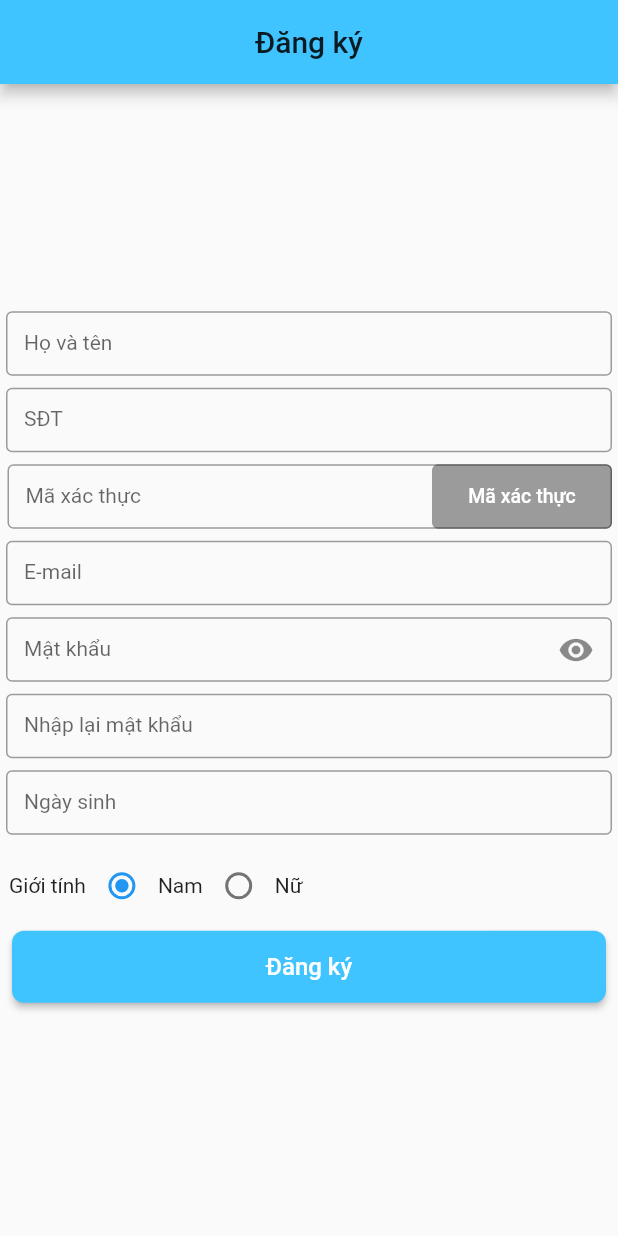
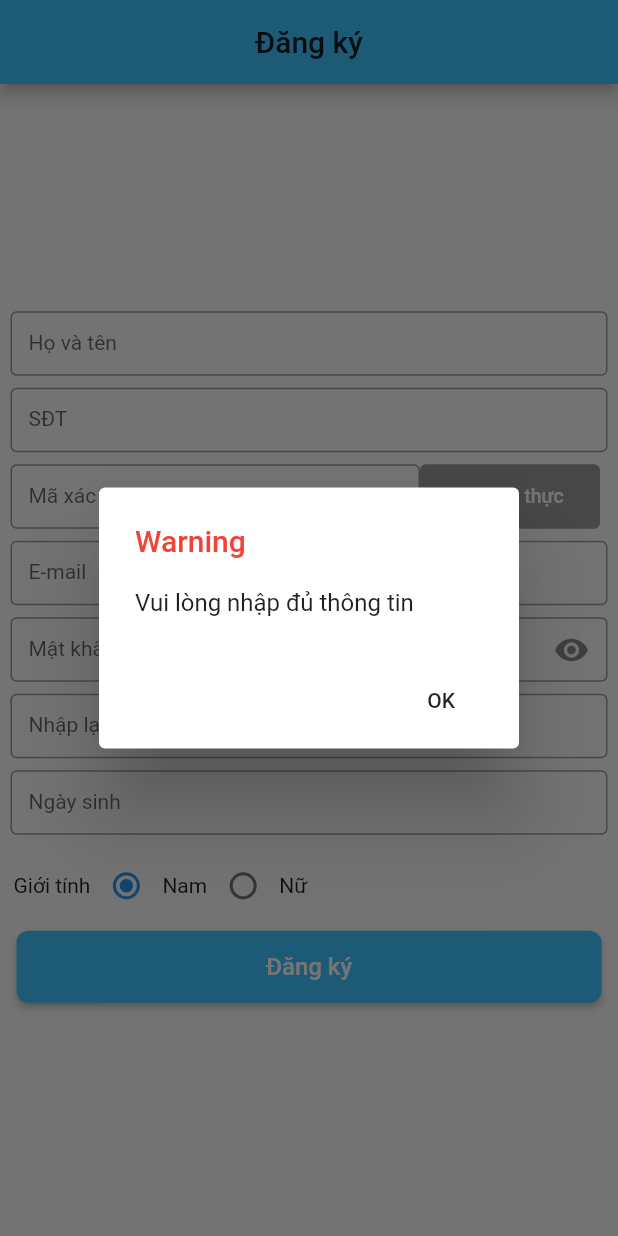
Before and after one commit to Allviss0211/ProjectFPO, a Flutter app: the screen it shows after launch, after a tap on "Đăng ký", on a phone screen of 412 x 824 dp. Run offline on Flutter 3.47's test engine with Material 2 defaults, Android fonts, the phone set to English and light mode, and no system bars; drawn by our look-alikes of datetime_picker_formfield; our stand-ins replace convert, flutter_signin_button.

```diff
--- a/MechaSolution/mecha_solution/lib/Model/SignUpBody.dart
+++ b/MechaSolution/mecha_solution/lib/Model/SignUpBody.dart
@@ -23,6 +23,6 @@ class SignUpBody {
     this.email,
     this.avatar,
     this.score,
-    this.gender,
+    this.gender = 1,
   });
 }
--- a/MechaSolution/mecha_solution/lib/View/Register/RegisterScreen.dart
+++ b/MechaSolution/mecha_solution/lib/View/Register/RegisterScreen.dart
@@ -16,7 +16,26 @@ class Register extends StatefulWidget {
 }
 
 class _RegisterState extends State<Register> {
-  bool _validUsername = false;
+  var _formKey = GlobalKey<FormState>();
+
+  double _height = 43;
+  bool _validFullname = false;
+  bool _validPassword = false;
+  bool _validEmail = false;
+  bool _validRepassword = false;
+  bool _validVerificationcode = false;
+  bool _validPhone = false;
+  bool _validBirthday = false;
+
+  bool _validFullnameCheck = true;
+  bool _validPasswordCheck = true;
+  bool _validEmailCheck = true;
+  bool _validRepasswordCheck = true;
+  bool _validVerificationcodeCheck = true;
+  bool _validPhoneCheck = true;
+  bool _validBirthdayCheck = true;
+
+  bool look = true;
   int nam = 1;
   int nu = 2;
   int group = 1;
@@ -26,24 +45,47 @@ class _RegisterState extends State<Register> {
 
   @override
   Widget build(BuildContext context) {
-    TextField fullname = new TextField(
+    TextFormField fullname = new TextFormField(
       style: TextStyle(color: Colors.lightBlueAccent, fontSize: 14),
-      decoration: InputDecoration(labelText: "Họ và tên", border: OutlineInputBorder(),errorText: _validUsername ? "Chưa nhập tên người dùng" : null),
+      decoration: InputDecoration(
+          labelText: "Họ và tên",
+          border: OutlineInputBorder(),
+          errorText: _validFullname ? "Chưa nhập tên người dùng" : null),
       onChanged: (value) {
         setState(() {
-          value.isEmpty ? _validUsername = true : _validUsername = false;
+          if (value.isEmpty) {
+            setState(() {
+              _validFullname = true;
+            });
+          } else {
+            setState(() {
+              _validFullname = false;
+              _validFullnameCheck = false;
+            });
+          }
           userSignUp.fullname = value.toString();
-          print(value);
         });
       },
     );
 
     TextField phone = new TextField(
       style: TextStyle(color: Colors.lightBlueAccent, fontSize: 14),
-      decoration:
-          InputDecoration(labelText: "SĐT", border: OutlineInputBorder()),
+      decoration: InputDecoration(
+          labelText: "SĐT",
+          border: OutlineInputBorder(),
+          errorText: _validPhone ? "Chưa nhập số điện thoại" : null),
       onChanged: (value) {
         setState(() {
+          if (value.isEmpty) {
+            setState(() {
+              _validPhone = true;
+            });
+          } else {
+            setState(() {
+              _validPhone = false;
+              _validPhoneCheck = false;
+            });
+          }
           userSignUp.phone = value.toString();
         });
       },
@@ -52,37 +94,77 @@ class _RegisterState extends State<Register> {
     TextField verificationcode = new TextField(
       style: TextStyle(color: Colors.lightBlueAccent, fontSize: 14),
       decoration: InputDecoration(
-          labelText: "Mã xác thực", border: OutlineInputBorder()),
+        labelText: "Mã xác thực",
+        border: OutlineInputBorder(),
+      ),
       onChanged: (value) {
         setState(() {
-          userSignUp.avatar = value.toString();
+          if (value.isEmpty) {
+            setState(() {
+              _validVerificationcode = true;
+            });
+          } else {
+            setState(() {
+              _validVerificationcode = false;
+              _validVerificationcodeCheck = false;
+            });
+          }
+          userSignUp.work = value.toString();
         });
       },
     );
 
     TextField email = new TextField(
       style: TextStyle(color: Colors.lightBlueAccent, fontSize: 14),
-      decoration:
-          InputDecoration(labelText: "E-mail", border: OutlineInputBorder()),
+      decoration: InputDecoration(
+          labelText: "E-mail",
+          border: OutlineInputBorder(),
+          errorText: _validEmail ? "Chưa nhập địa chỉ Email" : null),
       onChanged: (value) {
         setState(() {
+          if (value.isEmpty) {
+            setState(() {
+              _validEmail = true;
+            });
+          } else {
+            setState(() {
+              _validEmail = false;
+              _validEmailCheck = false;
+            });
+          }
           userSignUp.email = value.toString();
         });
       },
     );
+
     TextField password = new TextField(
-      obscureText: true,
+      obscureText: look ? true : false,
       style: TextStyle(color: Colors.lightBlueAccent, fontSize: 14),
-      decoration:
-          InputDecoration(labelText: "Mật khẩu", border: OutlineInputBorder(), suffixIcon: Icon(Icons.remove_red_eye)),
+      decoration: InputDecoration(
+          labelText: "Mật khẩu",
+          border: OutlineInputBorder(),
+          suffixIcon: IconButton(
+            icon: Icon(Icons.remove_red_eye),
+            onPressed: () { setState(() => look = !look); },
+          ),
+          errorText: _validPassword ? "Chưa nhập mật khẩu" : null),
       onChanged: (value) {
         setState(() {
+          if (value.isEmpty) {
+            setState(() {
+              _validPassword = true;
+            });
+          } else {
+            setState(() {
+              _validPassword = false;
+              _validPasswordCheck = false;
+            });
+          }
           // đặt trong setState để cập nhật liên tục
           var content = new Utf8Encoder().convert(
               value); // https://stackoverflow.com/questions/47870642/dart-md5-from-string
           userSignUp.password =
               crypto.md5.convert(content).toString(); // convert to MD5
-          print(userSignUp.password);
         });
       },
     );
@@ -91,15 +173,34 @@ class _RegisterState extends State<Register> {
       obscureText: true,
       style: TextStyle(color: Colors.lightBlueAccent, fontSize: 14),
       decoration: InputDecoration(
-          labelText: "Nhập lại mật khẩu", border: OutlineInputBorder()),
+          labelText: "Nhập lại mật khẩu",
+          border: OutlineInputBorder(),
+          errorText:
+              _validRepassword ? "Nhập lại mật khẩu không chính xác" : null),
       onChanged: (value) {
         setState(() {
+          if (value.isEmpty) {
+            setState(() {
+              _validRepassword = true;
+            });
+          } else {
+            _validRepassword = false;
+            _validRepasswordCheck = false;
+          }
           // đặt trong setState để cập nhật liên tục
           var content = new Utf8Encoder().convert(
               value); // https://stackoverflow.com/questions/47870642/dart-md5-from-string
           userSignUp.repassword =
               crypto.md5.convert(content).toString(); // convert to MD5
-          if (userSignUp.repassword != userSignUp.password) {}
+          if (userSignUp.repassword != userSignUp.password) {
+            setState(() {
+              _validRepassword = true;
+            });
+          } else {
+            setState(() {
+              _validRepassword = false;
+            });
+          }
         });
       },
     );
@@ -109,6 +210,7 @@ class _RegisterState extends State<Register> {
         groupValue: group,
         onChanged: (value) {
           setState(() {
+            userSignUp.gender = value;
             group = value;
           });
         });
@@ -117,6 +219,7 @@ class _RegisterState extends State<Register> {
         groupValue: group,
         onChanged: (value) {
           setState(() {
+            userSignUp.gender = value;
             group = value;
           });
         });
@@ -124,17 +227,37 @@ class _RegisterState extends State<Register> {
     DateTimeField birthday = new DateTimeField(
         format: format,
         decoration: InputDecoration(
-            labelText: "Ngày sinh", border: OutlineInputBorder()),
+            labelText: "Ngày sinh",
+            border: OutlineInputBorder(),
+            errorText: _validBirthday ? "Chưa nhập ngày sinh" : null),
         style: TextStyle(fontSize: 14),
+        onChanged: (value) {
+          if (value == null) {
+            setState(() {
+              _validBirthday = true;
+            });
+          } else if (value != null) {
+            setState(() {
+              _validBirthday = false;
+              _validBirthdayCheck = false;
+            });
+          }
+        },
         onShowPicker: (context, value) {
+          if (value == null) {
+            setState(() {
+              _validBirthday = true;
+            });
+          }
           return showDatePicker(
-              context: context,
-              initialDate: value ?? DateTime.now(),
-              firstDate: DateTime(1900),
-              lastDate: DateTime(2500));
+            context: context,
+            initialDate: value ?? DateTime.now(),
+            firstDate: DateTime(1900),
+            lastDate: DateTime(2500),
+          );
         });
 
-    RaisedButton _btnReg = new RaisedButton(
+    RaisedButton _btnRegister = new RaisedButton(
         color: Colors.lightBlueAccent,
         shape: RoundedRectangleBorder(
             borderRadius: BorderRadius.all(Radius.circular(8))),
@@ -143,7 +266,39 @@ class _RegisterState extends State<Register> {
           style: TextStyle(fontSize: 16, color: Colors.white),
         ),
         onPressed: () async {
-          print(userSignUp.password); // bug nhận về null
+          setState(() {
+            if (_validVerificationcode) {
+              showDialog<String>(
+                  context: context,
+                  builder: (BuildContext context) => AlertDialog(
+                        title: const Text("Warning",style: TextStyle(color: Colors.red,),),
+                        content: Text("Chưa nhập mã xác thực",),
+                        actions: <Widget>[
+                          FlatButton(
+                            child: Text("OK"),
+                            onPressed: () => Navigator.pop(context, 'OK'),
+                          )
+                        ],
+                      ));
+            } else
+              if(_validBirthdayCheck || _validRepasswordCheck || _validPasswordCheck || _validEmailCheck || _validPhoneCheck || _validFullnameCheck)
+            {
+              showDialog<String>(
+                  context: context,
+                  builder: (BuildContext context) => AlertDialog(
+                    title: const Text("Warning",style: TextStyle(color: Colors.red,),),
+                    content: Text("Vui lòng nhập đủ thông tin",),
+                    actions: <Widget>[
+                      FlatButton(
+                        child: Text("OK"),
+                        onPressed: () => Navigator.pop(context, 'OK'),
+                      )
+                    ],
+                  ));
+            } else
+              {
+              }
+          });
         });
 
     RaisedButton _btnVerification = new RaisedButton(
@@ -159,9 +314,14 @@ class _RegisterState extends State<Register> {
       Padding(
         padding: const EdgeInsets.all(4.0),
         child: Container(
-          height: 43,
+            height: _validPhone ? 66 : 43, width: 343, child: fullname),
+      ),
+      Padding(
+        padding: const EdgeInsets.all(4.0),
+        child: Container(
+          height: _validPhone ? 66 : 43,
           width: 343,
-          child: fullname,
+          child: phone,
         ),
       ),
       Padding(
@@ -169,30 +329,21 @@ class _RegisterState extends State<Register> {
         child: Container(
           height: 43,
           width: 343,
-          child: phone,
+          child: Row(
+            children: <Widget>[
+              Container(
+                width: 273,
+                child: verificationcode,
+              ),
+              Container(height: 43, width: 120, child: _btnVerification)
+            ],
+          ),
         ),
-      ),
-      Stack(
-        alignment: AlignmentDirectional.centerEnd,
-        children: <Widget>[
-          Padding(
-            padding: const EdgeInsets.all(4.0),
-            child: Container(height: 43, width: 403, child: verificationcode),
-          ),
-          Padding(
-            padding: const EdgeInsets.all(4.0),
-            child: Container(
-              height: 43,
-              width: 120,
-              child: _btnVerification,
-            ),
-          )
-        ],
       ),
       Padding(
         padding: const EdgeInsets.all(4.0),
         child: Container(
-          height: 43,
+          height: _validEmail ? 66 : 43,
           width: 343,
           child: email,
         ),
@@ -200,7 +351,7 @@ class _RegisterState extends State<Register> {
       Padding(
         padding: const EdgeInsets.all(4.0),
         child: Container(
-          height: 43,
+          height: _validPassword ? 66 : 43,
           width: 343,
           child: password,
         ),
@@ -208,7 +359,7 @@ class _RegisterState extends State<Register> {
       Padding(
         padding: const EdgeInsets.all(4.0),
         child: Container(
-          height: 43,
+          height: _validRepassword ? 66 : 43,
           width: 343,
           child: repassword,
         ),
@@ -216,7 +367,7 @@ class _RegisterState extends State<Register> {
       Padding(
         padding: const EdgeInsets.all(4.0),
         child: Container(
-          height: 43,
+          height: _validBirthday ? 66 : 43,
           width: 343,
           child: birthday,
         ),
@@ -238,7 +389,7 @@ class _RegisterState extends State<Register> {
           child: Container(
             height: 48,
             width: 343,
-            child: _btnReg,
+            child: _btnRegister,
           ))
     ]);
     return Scaffold(
@@ -247,6 +398,12 @@ class _RegisterState extends State<Register> {
             child: Text("Đăng ký"),
           ),
         ),
-        body: Center(child: dangky));
+        body: Form(
+          key: _formKey,
+          child: Padding(
+            padding: const EdgeInsets.all(3.0),
+            child: Center(child: dangky),
+          ),
+        ));
   }
 }
```
